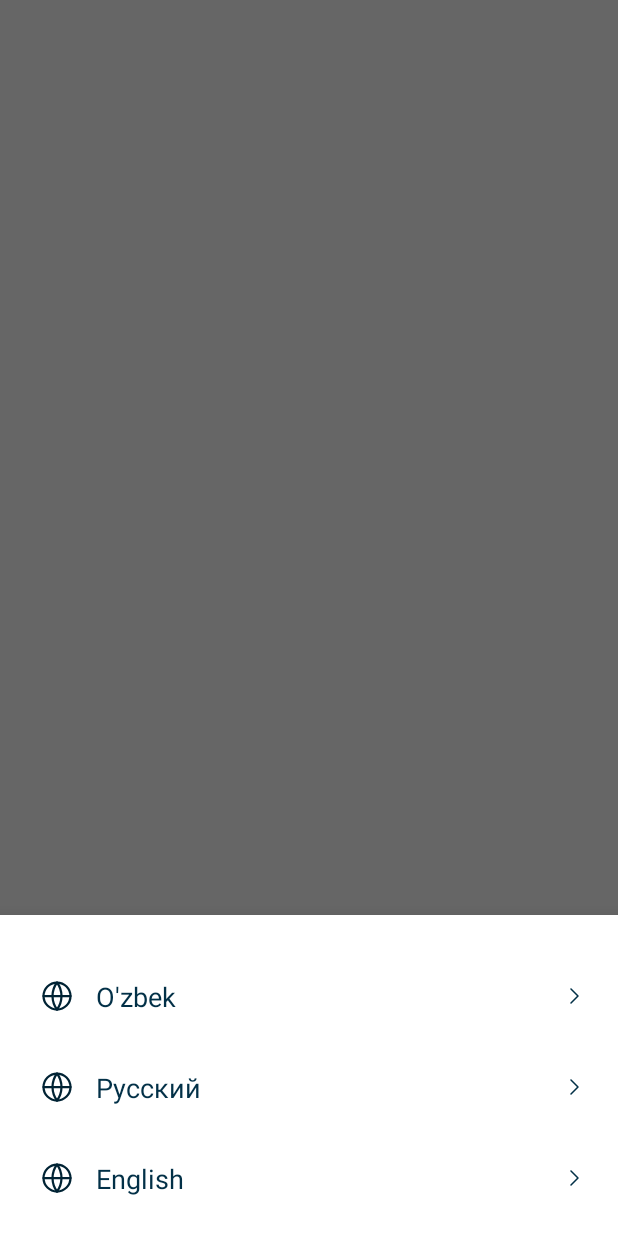
After one commit to Dostonjon8081/forRuslan, an Android app: the fragment AccountLanguageFragment placed in its activity, on a phone screen of 412 x 824 dp. The commit adds this screen. Run offline under Robolectric (Android 15) with nearby library versions, the phone set to English and light mode, and no system bars; our stand-ins replace Dagger/Hilt's generated code, navigation-ui.

Commit message:
language incompleate

```diff
--- /dev/null
+++ b/app/src/main/java/com/softdata/dyhxx/core_fragment/account/AccountLanguageFragment.kt
@@ -0,0 +1,57 @@
+package com.softdata.dyhxx.core_fragment.account
+
+import android.content.SharedPreferences
+import android.os.Bundle
+import android.view.LayoutInflater
+import android.view.View
+import android.view.ViewGroup
+import com.google.android.material.bottomsheet.BottomSheetDialogFragment
+import com.softdata.dyhxx.R
+import com.softdata.dyhxx.activity.MainActivity
+import com.softdata.dyhxx.base.BaseFragment
+import com.softdata.dyhxx.databinding.FragmetnAccountLanguageBinding
+import com.softdata.dyhxx.helper.util.LocaleHelper
+import com.softdata.dyhxx.helper.util.PREF_LANG_KEY
+import com.softdata.dyhxx.helper.util.getPref
+import java.util.*
+
+class AccountLanguageFragment :
+    BottomSheetDialogFragment() {
+
+    private var _binding: FragmetnAccountLanguageBinding? = null
+    private val binding get() = _binding
+
+    override fun onCreateView(
+        inflater: LayoutInflater,
+        container: ViewGroup?,
+        savedInstanceState: Bundle?
+    ): View? {
+        _binding = FragmetnAccountLanguageBinding.inflate(layoutInflater, container, false)
+        return binding?.root
+    }
+
+    override fun onViewCreated(view: View, savedInstanceState: Bundle?) {
+        super.onViewCreated(view, savedInstanceState)
+
+        binding!!.uzbek.setOnClickListener(this::selectLanguage)
+        binding!!.rus.setOnClickListener(this::selectLanguage)
+        binding!!.english.setOnClickListener(this::selectLanguage)
+
+    }
+
+    private fun selectLanguage(view: View) {
+        when (view.id) {
+            R.id.rus -> LocaleHelper.setLocale(requireActivity(),"ru")
+            R.id.english -> LocaleHelper.setLocale(requireActivity(),"en")
+            R.id.uzbek ->  LocaleHelper.setLocale(requireActivity(),"uz")
+        }
+        this.dismiss()
+
+    }
+
+    override fun onDestroy() {
+        super.onDestroy()
+        _binding = null
+
+    }
+}
--- a/app/src/main/java/com/softdata/dyhxx/core_fragment/home/HomeFragment.kt
+++ b/app/src/main/java/com/softdata/dyhxx/core_fragment/home/HomeFragment.kt
@@ -49,7 +49,6 @@ class HomeFragment : BaseFragment<FragmentHomeBinding>(FragmentHomeBinding::infl
         viewModel.allCarDB.observe(viewLifecycleOwner, object : Observer<MutableList<CarEntity>> {
             override fun onChanged(t: MutableList<CarEntity>?) {
                 if (t?.size!! > 0) {
-                    logd(t)
                     adapter.rvClickListener(this@HomeFragment)
                     listCarEntity = t
 //                    adapter = CarRvAdapter( t,this@HomeFragment)
--- /dev/null
+++ b/app/src/main/res/layout/fragmetn_account_language.xml
@@ -0,0 +1,52 @@
+<?xml version="1.0" encoding="utf-8"?>
+<androidx.appcompat.widget.LinearLayoutCompat xmlns:android="http://schemas.android.com/apk/res/android"
+    android:layout_width="match_parent"
+    android:orientation="vertical"
+    android:padding="16dp"
+    android:layout_height="wrap_content">
+
+
+    <androidx.appcompat.widget.AppCompatTextView
+        android:layout_width="match_parent"
+        android:layout_height="wrap_content"
+        android:layout_marginTop="16dp"
+        android:drawableStart="@drawable/ic_globe"
+        android:drawableEnd="@drawable/ic_arrow_right"
+        android:drawablePadding="14dp"
+        android:padding="10dp"
+        android:id="@+id/uzbek"
+        android:textSize="18sp"
+        android:text="@string/ozbek"
+        android:textColor="@color/dark_blue" />
+
+
+    <androidx.appcompat.widget.AppCompatTextView
+        android:layout_width="match_parent"
+        android:layout_height="wrap_content"
+        android:id="@+id/rus"
+        android:layout_marginTop="16dp"
+        android:drawableStart="@drawable/ic_globe"
+        android:drawableEnd="@drawable/ic_arrow_right"
+        android:drawablePadding="14dp"
+        android:padding="10dp"
+        android:textSize="18sp"
+        android:text="@string/russian"
+        android:textColor="@color/dark_blue" />
+
+
+    <androidx.appcompat.widget.AppCompatTextView
+        android:layout_width="match_parent"
+        android:layout_height="wrap_content"
+        android:id="@+id/english"
+        android:layout_marginTop="16dp"
+        android:drawableStart="@drawable/ic_globe"
+        android:drawableEnd="@drawable/ic_arrow_right"
+        android:drawablePadding="14dp"
+        android:padding="10dp"
+        android:textSize="18sp"
+        android:text="@string/english"
+        android:textColor="@color/dark_blue" />
+
+
+
+</androidx.appcompat.widget.LinearLayoutCompat>
```
Also changed, not shown: app/src/main/java/com/softdata/dyhxx/core_fragment/account/AccountFragment.kt (+20 -49 lines), app/src/main/java/com/softdata/dyhxx/core_fragment/account/ui/CustomLinearLayout.kt (deleted, +0 -62 lines), app/src/main/java/com/softdata/dyhxx/helper/util/LocaleHelper.kt (added, +68 -0 lines), app/src/main/java/com/softdata/dyhxx/init/SelectLanguageFragment.kt (+4 -25 lines), app/src/main/res/layout/fragment_account.xml (+27 -25 lines), 3 other files.
